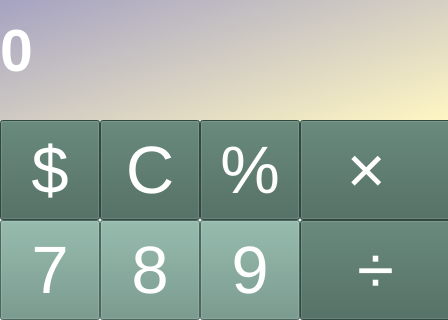
timrogozny/university, file tasks1.ui: the form before one commit; both pictures show x 0 to 448 and y 0 to 320 of the 448 by 650 pixel window.
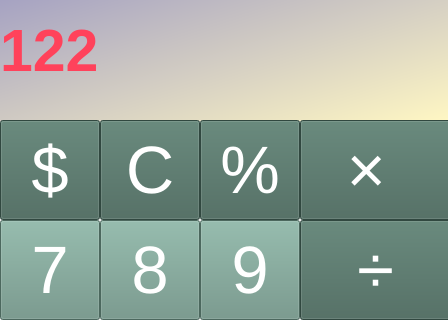
The form after the commit.

```diff
--- a/tasks1.ui
+++ b/tasks1.ui
@@ -58,13 +58,20 @@
       <bold>true</bold>
      </font>
     </property>
+    <property name="layoutDirection">
+     <enum>Qt::LeftToRight</enum>
+    </property>
     <property name="styleSheet">
-     <string notr="true">color: rgb(255, 255, 255);
+     <string notr="true">color:rgb(255, 66, 91);
+
 background-color: qlineargradient(spread:pad, x1:0, y1:0, x2:1, y2:1, stop:0 rgba(159, 156, 194, 255), stop:1 rgba(255, 247, 195, 255));
 </string>
     </property>
     <property name="text">
-     <string>0</string>
+     <string>122</string>
+    </property>
+    <property name="margin">
+     <number>180</number>
     </property>
    </widget>
    <widget class="QPushButton" name="all_pushButton_2">
```
